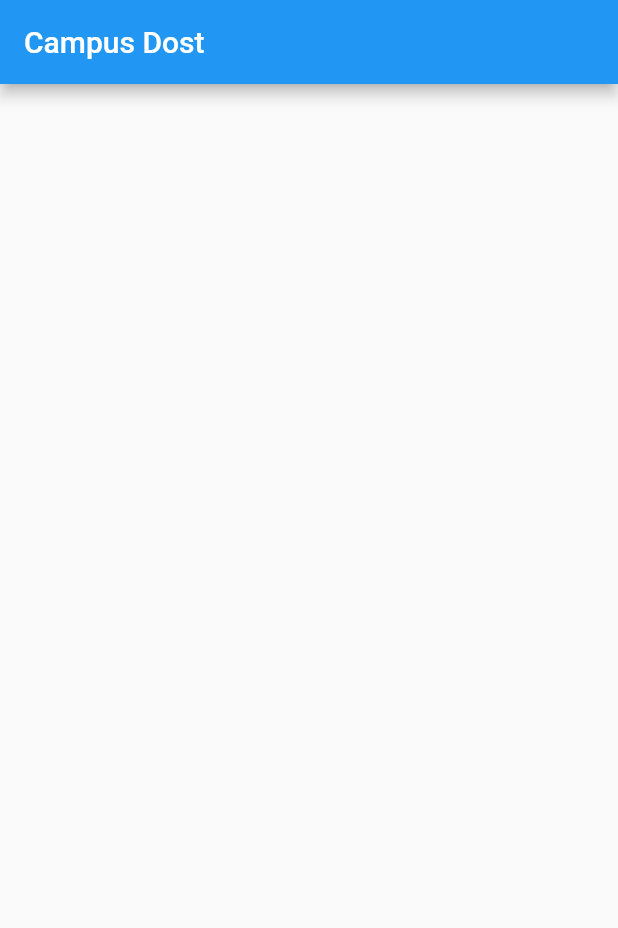
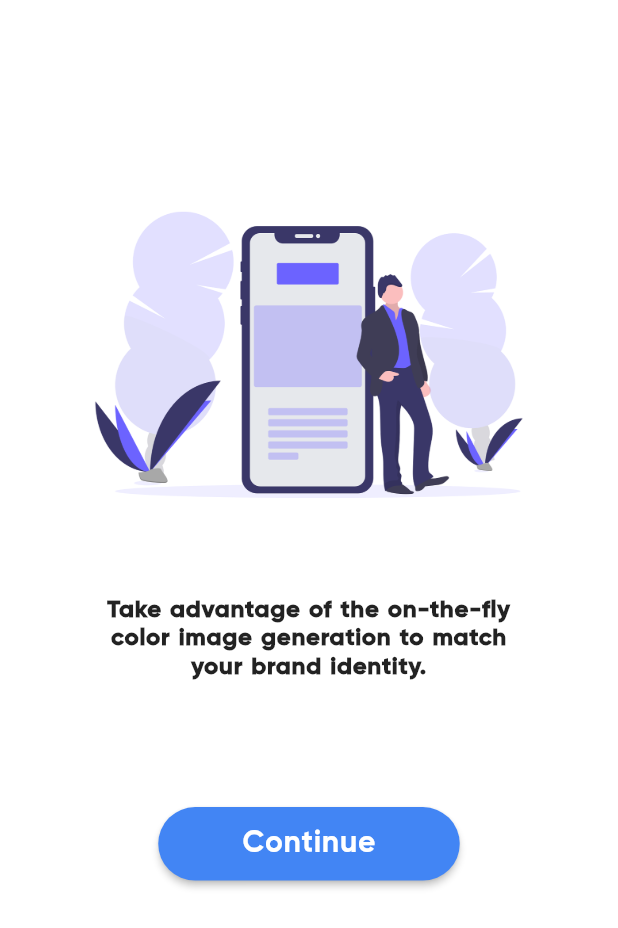
Before and after one commit to shivaniaakanksha/campus-dost-android, a Flutter app: the screen it shows after launch, on a phone screen of 412 x 824 dp. Shown: the top 928 px of the screen. Run offline on Flutter 3.47's test engine with Material 2 defaults, Android fonts, the phone set to English and light mode, and no system bars; Roboto replaces fonts that are missing (Slabo); project files that could hold a hidden picture were left out.

Commit message:
Added Splash and Intro Screen
Added fonts folder,
Added splash animation screen,
Added intro design screen

```diff
--- a/lib/StartPage/intro.dart
+++ b/lib/StartPage/intro.dart
@@ -0,0 +1,84 @@
+import 'package:flutter/material.dart';
+
+class IntroPage extends StatefulWidget {
+  @override
+  _IntroPageState createState() => _IntroPageState();
+}
+
+class _IntroPageState extends State<IntroPage> {
+  @override
+  Widget build(BuildContext context) {
+    return Scaffold(
+      body: new Container(
+        width: double.infinity,
+        height: double.infinity,
+        decoration: new BoxDecoration(color: Colors.white),
+        child: new SingleChildScrollView(
+          // child: new Container(
+          //   margin: const EdgeInsets.all(8.0),
+
+            child: new Column(
+              children: <Widget>[
+                    Padding(
+                    padding:
+                        const EdgeInsets.only(top: 120.0, left: 32.0, right: 32.0),
+                    child: new Image.asset(
+                      "assets/intro_image.png",
+                      fit: BoxFit.cover,
+                    ),
+                  ),
+
+                  Padding(
+
+                      padding: const EdgeInsets.all(44.0),
+                      child: new Text(
+                        "Take advantage of the on-the-fly" +
+                            '\n' +
+                            "color image generation to match" +
+                            '\n' +
+                            "your brand identity.",
+                        textAlign: TextAlign.center,
+                        style: TextStyle(
+                            fontWeight: FontWeight.bold,
+                            letterSpacing: 0.5,
+                            fontFamily: "Gilroy",
+                            fontSize: 16.0,
+                            wordSpacing: 1,
+                            height: 1.2),
+                      ),
+                    ),
+
+                         Padding(
+                    padding: const EdgeInsets.all(40.0),
+                    child: new RaisedButton(
+                      shape: new RoundedRectangleBorder(borderRadius: new BorderRadius.circular(100.0)),
+                      child: Padding(
+                        padding: const EdgeInsets.only(left:40.0,top: 12.0,bottom: 12.0,right: 40.0),
+                        child: new Text(
+                          "Continue",
+
+                          style: TextStyle(
+                            fontWeight: FontWeight.normal,
+                            color: Colors.white,
+                            letterSpacing: 0.5,
+                            fontFamily: "Gilroy",
+                            fontSize: 20.0,
+                            wordSpacing: 1,
+
+
+                          ),
+                        ),
+                      ),
+                      color: Color(0xff4285f4),
+                      onPressed: () {},
+                    ),
+                  )
+
+              ],
+            ),
+          ),
+        ),
+      // ),
+    );
+  }
+}
--- a/lib/main.dart
+++ b/lib/main.dart
@@ -1,4 +1,8 @@
 import 'package:flutter/material.dart';
+
+import './StartPage/splash.dart';
+
+import './StartPage/intro.dart';
 
 void main() => runApp(MyApp());
 
@@ -8,12 +12,11 @@
     return MaterialApp(
       title: 'Campus Dost',
       theme: ThemeData(
-        fontFamily: 'Slabo',
-        primarySwatch: Colors.blue,
+        fontFamily: 'Geometria',
+        primarySwatch: Colors.blue
       ),
-      home: new Scaffold(
-        appBar: new AppBar(title:new Text("Campus Dost")),
-      ),
+      home: SplashPage(),
+
       debugShowCheckedModeBanner: false,
     );
   }
```
Also changed, not shown: lib/StartPage/splash.dart (+54 -0 lines), pubspec.yaml (+20 -14 lines), assets/intro_image.png (added), assets/intro_pic.png (added), fonts/geometria/Geometria-Bold.ttf (added), fonts/geometria/Geometria-Heavy.ttf (added), fonts/geometria/Geometria-Light.ttf (added), fonts/geometria/Geometria-Medium.ttf (added), fonts/geometria/Geometria.ttf (added), fonts/gilroy/Gilroy-Bold.ttf (added), fonts/gilroy/Gilroy-Heavy.ttf (added), fonts/gilroy/Gilroy-Light.ttf (added), fonts/gilroy/Gilroy-Medium.ttf (added), fonts/gilroy/Gilroy-Regular.ttf (added).
